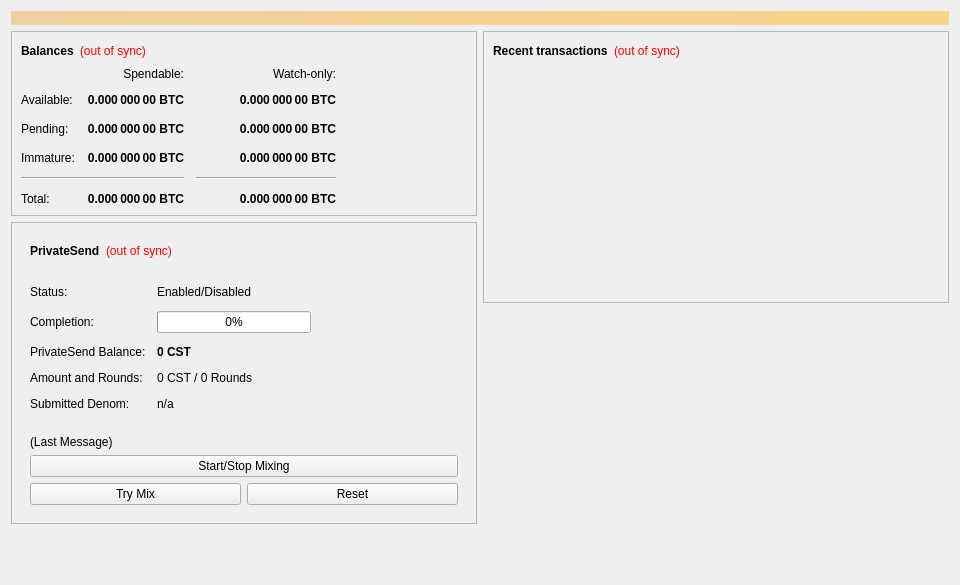
Old version of the form src/qt/forms/overviewpage.ui in the repository CostlyDev/Costly.
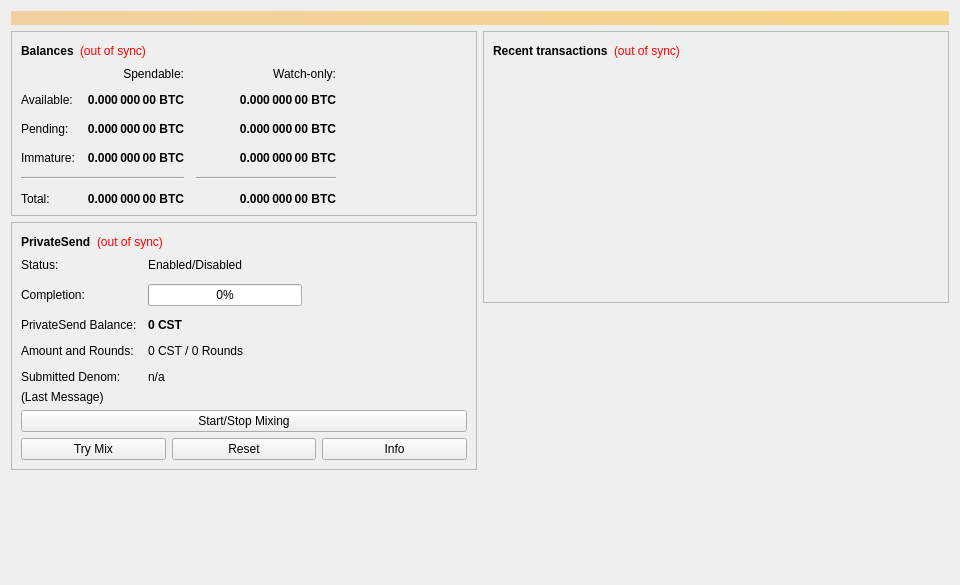
New version of the form.

What changed in the file:
```diff
--- a/src/qt/forms/overviewpage.ui
+++ b/src/qt/forms/overviewpage.ui
@@ -405,7 +405,6 @@
          </property>
          <layout class="QVBoxLayout" name="VerticalLayout_PS1">
           <item>
-           <widget class="QWidget" name="layoutWidgetPrivateSendHeader">
             <layout class="QHBoxLayout" name="horizontalLayout_5">
              <item>
               <widget class="QLabel" name="labelPrivateSendHeader">
@@ -450,10 +449,8 @@
               </spacer>
              </item>
             </layout>
-           </widget>
           </item>
           <item>
-           <widget class="QWidget" name="privateSendFormLayoutWidget">
             <layout class="QFormLayout" name="privateSendFormLayout">
              <property name="fieldGrowthPolicy">
               <enum>QFormLayout::AllNonFixedFieldsGrow</enum>
@@ -550,10 +547,8 @@
               </widget>
              </item>
             </layout>
-           </widget>
           </item>
           <item>
-           <widget class="QWidget" name="layoutWidgetLastMessageAndButtons">
             <layout class="QVBoxLayout" name="VerticalLayout_PS">
              <item>
               <widget class="QLabel" name="labelPrivateSendLastMessage">
@@ -618,10 +613,25 @@
                  </property>
                 </widget>
                </item>
-              </layout>
-             </item>
-            </layout>
-           </widget>
+              <item>
+               <widget class="QPushButton" name="privateSendInfo">
+                <property name="sizePolicy">
+                 <sizepolicy hsizetype="MinimumExpanding" vsizetype="Fixed">
+                  <horstretch>0</horstretch>
+                  <verstretch>0</verstretch>
+                 </sizepolicy>
+                </property>
+                <property name="toolTip">
+                 <string>Information about PrivateSend and Mixing</string>
+                </property>
+                <property name="text">
+                 <string>Info</string>
+                </property>
+               </widget>
+              </item>
+             </layout>
+            </item>
+           </layout>
           </item>
          </layout>
         </widget>
```
Lines whose indentation alone changed are shown as unchanged.
